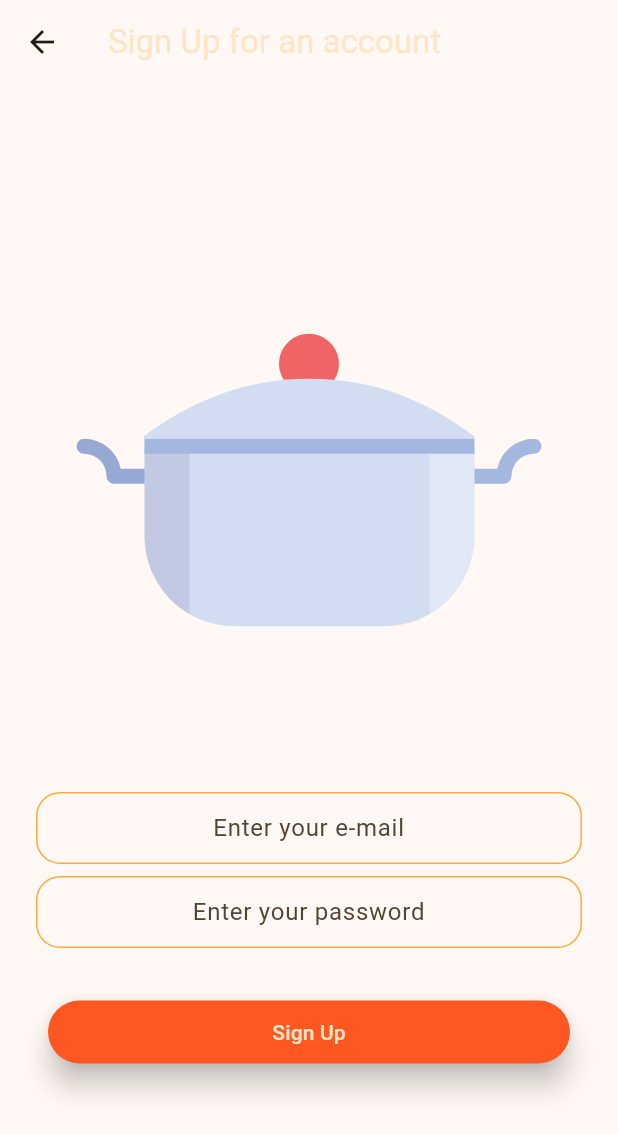
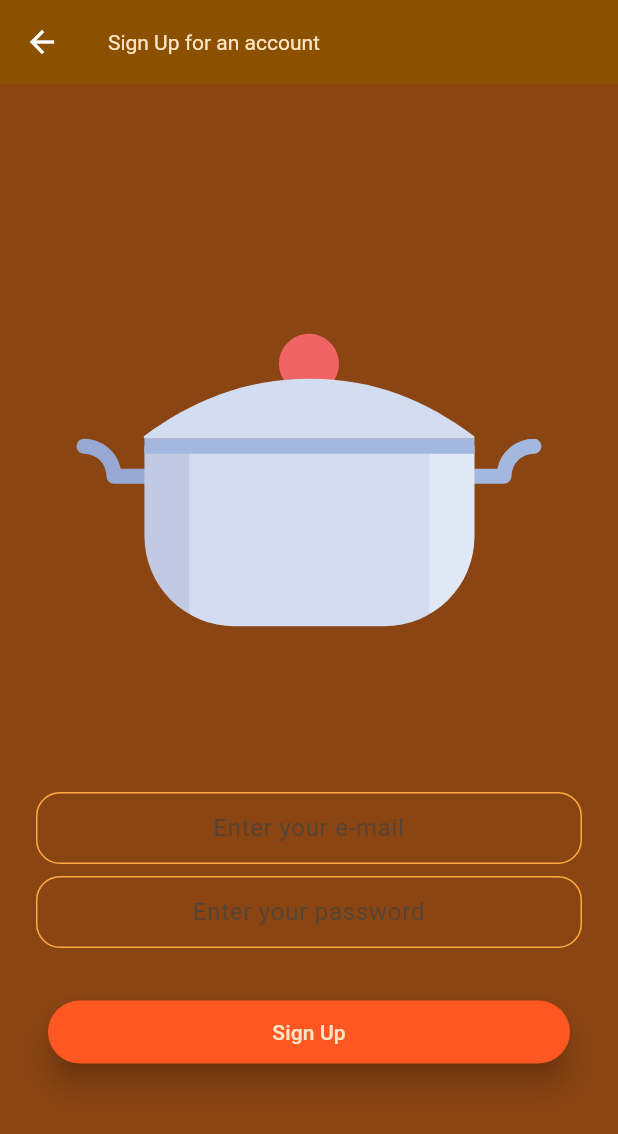
Before and after one commit to Detective-Khalifah/khookbook, a Flutter app: the screen it shows after launch, after a tap on "Sign Up", on a phone screen of 412 x 824 dp. Shown: the top 1134 px of the screen. Run offline on Flutter 3.47's test engine with Material 3 defaults, Android fonts, the phone set to English and light mode, and no system bars; drawn by our look-alikes of modal_progress_hud_nsn; our stand-ins replace animated_text_kit, cached_network_image, cloud_firestore, firebase_auth, firebase_core, flutter_riverpod and 4 more; missing offline and left inert: markdown_widget; accounts and stored records are empty; generated files the repository leaves out were written again; network calls fail.

Commit message:
feat: Update color constants and theme to align with Material 3 specifications; refactor Meal model JSON parsing for improved readability.

```diff
--- /dev/null
+++ b/lib/constants/colors.dart
@@ -0,0 +1,204 @@
+import 'package:flutter/material.dart';
+
+// Material 3 Theme Colors
+
+// Common Colors (used if a hex value is identical across roles)
+const Color kM3ColorWhite = Color(0xFFFFFFFF);
+const Color kM3ColorBlack = Color(0xFF000000);
+
+// Light Scheme Colors
+const Color kM3LightPrimary = Color(0xFF8B5000);
+const Color kM3LightOnPrimary = Color(0xFFFFFFFF);
+const Color kM3LightPrimaryContainer = Color(0xFFFF9800);
+const Color kM3LightOnPrimaryContainer = Color(0xFF653900);
+const Color kM3LightSecondary = Color(0xFF815524);
+const Color kM3LightOnSecondary = Color(0xFFFFFFFF);
+const Color kM3LightSecondaryContainer = Color(0xFFFFC389);
+const Color kM3LightOnSecondaryContainer = Color(0xFF7A4E1E);
+const Color kM3LightTertiary = Color(0xFF5A6400);
+const Color kM3LightOnTertiary = Color(0xFFFFFFFF);
+const Color kM3LightTertiaryContainer = Color(0xFFAABA18);
+const Color kM3LightOnTertiaryContainer = Color(0xFF404800);
+const Color kM3LightError = Color(0xFFBA1A1A);
+const Color kM3LightOnError = Color(0xFFFFFFFF);
+const Color kM3LightErrorContainer = Color(0xFFFFDAD6);
+const Color kM3LightOnErrorContainer = Color(0xFF93000A);
+const Color kM3LightBackground = Color(0xFFFFF8F5);
+const Color kM3LightOnBackground = Color(0xFF231A11);
+const Color kM3LightSurface = Color(0xFFFFF8F5);
+const Color kM3LightOnSurface = Color(0xFF231A11);
+const Color kM3LightSurfaceVariant = Color(
+  0xFFFDEBDC,
+); // Corresponds to M3's surfaceContainer in older versions
+const Color kM3LightOnSurfaceVariant = Color(0xFF554434);
+const Color kM3LightOutline = Color(0xFF887361);
+const Color kM3LightOutlineVariant = Color(0xFFDBC2AD);
+const Color kM3LightShadow = Color(0xFF000000);
+const Color kM3LightScrim = Color(0xFF000000);
+const Color kM3LightInverseSurface = Color(0xFF392E25);
+const Color kM3LightOnInverseSurface = Color(
+  0xFFF1DFD1,
+); // Typically from darkScheme.onSurface
+const Color kM3LightInversePrimary = Color(0xFFFFB870);
+const Color kM3LightPrimaryFixed = Color(0xFFFFDCBE);
+const Color kM3LightOnPrimaryFixed = Color(0xFF2C1600);
+const Color kM3LightPrimaryFixedDim = Color(0xFFFFB870);
+const Color kM3LightOnPrimaryFixedVariant = Color(0xFF693C00);
+const Color kM3LightSecondaryFixed = Color(0xFFFFDCBE);
+const Color kM3LightOnSecondaryFixed = Color(0xFF2C1600);
+const Color kM3LightSecondaryFixedDim = Color(0xFFF6BB81);
+const Color kM3LightOnSecondaryFixedVariant = Color(0xFF663D0E);
+const Color kM3LightTertiaryFixed = Color(0xFFDCED4E);
+const Color kM3LightOnTertiaryFixed = Color(0xFF1A1E00);
+const Color kM3LightTertiaryFixedDim = Color(0xFFC0D033);
+const Color kM3LightOnTertiaryFixedVariant = Color(0xFF444B00);
+const Color kM3LightSurfaceDim = Color(0xFFE9D7C9);
+const Color kM3LightSurfaceBright = Color(0xFFFFF8F5);
+const Color kM3LightSurfaceContainerLowest = Color(0xFFFFFFFF);
+const Color kM3LightSurfaceContainerLow = Color(0xFFFFF1E7);
+const Color kM3LightSurfaceContainer = Color(0xFFFDEBDC);
+const Color kM3LightSurfaceContainerHigh = Color(0xFFF7E5D7);
+const Color kM3LightSurfaceContainerHighest = Color(0xFFF1DFD1);
+
+// Dark Scheme Colors
+const Color kM3DarkPrimary = Color(0xFFFFC081);
+const Color kM3DarkOnPrimary = Color(0xFF4A2800);
+const Color kM3DarkPrimaryContainer = Color(0xFFFF9800);
+const Color kM3DarkOnPrimaryContainer = Color(0xFF653900);
+const Color kM3DarkSecondary = Color(0xFFF6BB81);
+const Color kM3DarkOnSecondary = Color(0xFF4A2800);
+const Color kM3DarkSecondaryContainer = Color(0xFF663D0E);
+const Color kM3DarkOnSecondaryContainer = Color(0xFFE3AA71);
+const Color kM3DarkTertiary = Color(0xFFC5D638);
+const Color kM3DarkOnTertiary = Color(0xFF2E3300);
+const Color kM3DarkTertiaryContainer = Color(0xFFAABA18);
+const Color kM3DarkOnTertiaryContainer = Color(0xFF404800);
+const Color kM3DarkError = Color(0xFFFFB4AB);
+const Color kM3DarkOnError = Color(0xFF690005);
+const Color kM3DarkErrorContainer = Color(0xFF93000A);
+const Color kM3DarkOnErrorContainer = Color(0xFFFFDAD6);
+const Color kM3DarkBackground = Color(0xFF1A120A);
+const Color kM3DarkOnBackground = Color(0xFFF1DFD1);
+const Color kM3DarkSurface = Color(0xFF1A120A);
+const Color kM3DarkOnSurface = Color(0xFFF1DFD1);
+const Color kM3DarkSurfaceVariant = Color(
+  0xFF271E15,
+); // Corresponds to M3's surfaceContainer in older versions
+const Color kM3DarkOnSurfaceVariant = Color(0xFFDBC2AD);
+const Color kM3DarkOutline = Color(0xFFA38D7A);
+const Color kM3DarkOutlineVariant = Color(0xFF554434);
+const Color kM3DarkShadow = Color(0xFF000000);
+const Color kM3DarkScrim = Color(0xFF000000);
+const Color kM3DarkInverseSurface = Color(0xFFF1DFD1);
+const Color kM3DarkOnInverseSurface = Color(
+  0xFF231A11,
+); // Typically from lightScheme.onSurface
+const Color kM3DarkInversePrimary = Color(0xFF8B5000);
+const Color kM3DarkPrimaryFixed = Color(0xFFFFDCBE);
+const Color kM3DarkOnPrimaryFixed = Color(0xFF2C1600);
+const Color kM3DarkPrimaryFixedDim = Color(0xFFFFB870);
+const Color kM3DarkOnPrimaryFixedVariant = Color(0xFF693C00);
+const Color kM3DarkSecondaryFixed = Color(0xFFFFDCBE);
+const Color kM3DarkOnSecondaryFixed = Color(0xFF2C1600);
+const Color kM3DarkSecondaryFixedDim = Color(0xFFF6BB81);
+const Color kM3DarkOnSecondaryFixedVariant = Color(0xFF663D0E);
+const Color kM3DarkTertiaryFixed = Color(0xFFDCED4E);
+const Color kM3DarkOnTertiaryFixed = Color(0xFF1A1E00);
+const Color kM3DarkTertiaryFixedDim = Color(0xFFC0D033);
+const Color kM3DarkOnTertiaryFixedVariant = Color(0xFF444B00);
+const Color kM3DarkSurfaceDim = Color(0xFF1A120A);
+const Color kM3DarkSurfaceBright = Color(0xFF42372D);
+const Color kM3DarkSurfaceContainerLowest = Color(0xFF150D06);
+const Color kM3DarkSurfaceContainerLow = Color(0xFF231A11);
+const Color kM3DarkSurfaceContainer = Color(0xFF271E15);
+const Color kM3DarkSurfaceContainerHigh = Color(0xFF32281F);
+const Color kM3DarkSurfaceContainerHighest = Color(0xFF3E3329);
+
+// Brand Colors
+const Color kPrimaryOrange = Color(0xFFFF6B00); // Vibrant orange
+const Color kSecondaryBrown = Color(0xFF8B4513); // Saddle brown
+const Color kAccentYellow = Color(0xFFFFB800); // Golden yellow
+const Color kNeutralCream = Color(0xFFFFF3E0); // Warm cream
+const Color kDeepBrown = Color(0xFF3E2723); // Dark brown
+
+// Light Theme High Contrast
+const Color kLightHighPrimary = Color(0xFFE65100); // Deep orange
+const Color kLightHighSecondary = Color(0xFF6D4C41); // Deep brown
+const Color kLightHighSurface = Color(0xFFFBE9E7); // Light peach
+const Color kLightHighError = Color(0xFFD50000); // Bright red
+
+// Light Theme Medium Contrast
+const Color kLightMedPrimary = Color(0xFFF57C00); // Medium orange
+const Color kLightMedSecondary = Color(0xFF795548); // Medium brown
+const Color kLightMedSurface = Color(0xFFFFF3E0); // Warm cream
+const Color kLightMedError = Color(0xFFFF5722); // Deep orange red
+
+// Dark Theme Medium Contrast
+const Color kDarkMedPrimary = Color(0xFFFFB74D); // Light orange
+const Color kDarkMedSecondary = Color(0xFFBCAAA4); // Light brown
+const Color kDarkMedSurface = Color(0xFF3E2723); // Dark brown
+const Color kDarkMedError = Color(0xFFFF8A65); // Light orange red
+
+// Dark Theme High Contrast
+const Color kDarkHighPrimary = Color(0xFFFFCC80); // Very light orange
+const Color kDarkHighSecondary = Color(0xFFD7CCC8); // Very light brown
+const Color kDarkHighSurface = Color(0xFF1B0000); // Almost black
+const Color kDarkHighError = Color(0xFFFFAB91); // Very light orange red
+// Note: The above colors are defined to match the Material 3 theme
+// and can be used in the app's theme or widgets as needed.
+
+// User-defined colors (from previous context, if still needed outside of M3 theme)
+// You can add the specific brand colors here if they are not part of the M3 generated schemes
+// For example:
+// const Color kUserPrimaryOrange = Color(0xFFFA831D);
+// const Color kUserGridViewBackground = Color(0xFFFFE5C6);
+// const Color kUserMealPageBackground = Color(0xFFFFD180); // Colors.orangeAccent.shade100
+
+// Text colors (if specific ones are needed beyond onSurface, onPrimary etc.)
+// const Color kUserDarkTextColor = Colors.black87;
+// const Color kUserErrorTextColor = Colors.red;
+
+// Note: The M3 schemes above are comprehensive.
+// If you decide to use the custom brand colors (like kUserPrimaryOrange)
+// as the primary colors in the theme, you would modify the kM3LightPrimary,
+// kM3DarkPrimary, etc., assignments in theme.dart directly or map them
+// to the custom constants.
+// This file, as generated, strictly reflects the colors from the provided theme.dart.
+
+// Specific shade from meal_page.dart (Colors.orangeAccent.shade100)
+const Color kMealPageBackgroundOrangeAccentShade100 = Color(0xFFFFD180);
+
+// The previous primary color, if you want to keep it defined
+const Color kLegacyPrimaryOrange = Color(0xFFFA831D);
+const Color kLegacyAccentOrange = Color(0xB0FA831D);
+const Color kLegacyGridViewBackground = Color(0xFFFFE5C6);
+
+// Text colors for specific overrides if needed
+const Color kExplicitDarkText = Color(0xFF000000); // Example: Colors.black
+const Color kExplicitDarkText87 = Color(0xDE000000); // Example: Colors.black87
+const Color kExplicitErrorText = Color(
+  0xFFD32F2F,
+); // Example: Colors.red.shade700
+
+// The following are colors from the old `constants/colors.dart`
+// that were not directly part of the Material Theme Builder output.
+// You can decide if you still need them or if the M3 colors cover their use cases.
+
+// Primary brand color (Orange) - This was the custom primary
+// const Color kPrimaryColor = Color(0xFFFA831D); // Now kLegacyPrimaryOrange
+
+// Accent color (Semi-transparent Orange) - This was the custom accent
+// const Color kAccentColor = Color(0xB0FA831D); // Now kLegacyAccentOrange
+
+// Background color for grid views or specific sections (Light Peach/Cream) - the custom grid bg
+// const Color kGridViewBackgroundColor = Color(0xFFFFE5C6); // Now kLegacyGridViewBackground
+
+// Specific background color used in MealPage (Light Orange Accent)
+const Color kMealPageBackgroundColorBase =
+    Colors.orangeAccent; // Using the base swatch
+// const Color kMealPageBackgroundColorShade = Color(0xFFFFD180); // Now kMealPageBackgroundOrangeAccentShade100
+
+// Text colors for contrast on light backgrounds
+const Color kStandardDarkTextColor = Colors.black87; // Now kExplicitDarkText87
+const Color kStandardErrorTextColor =
+    Colors.red; // Now kExplicitErrorText (or a shade)
--- a/lib/theme.dart
+++ b/lib/theme.dart
@@ -1,4 +1,5 @@
 import "package:flutter/material.dart";
+import "package:khookbook/constants/colors.dart";
 
 class MaterialTheme {
   final TextTheme textTheme;
@@ -8,51 +9,54 @@ class MaterialTheme {
   static ColorScheme lightScheme() {
     return const ColorScheme(
       brightness: Brightness.light,
-      primary: Color(0xff8b5000),
-      surfaceTint: Color(0xff8b5000),
-      onPrimary: Color(0xffffffff),
-      primaryContainer: Color(0xffff9800),
-      onPrimaryContainer: Color(0xff653900),
-      secondary: Color(0xff815524),
-      onSecondary: Color(0xffffffff),
-      secondaryContainer: Color(0xffffc389),
-      onSecondaryContainer: Color(0xff7a4e1e),
-      tertiary: Color(0xff5a6400),
-      onTertiary: Color(0xffffffff),
-      tertiaryContainer: Color(0xffaaba18),
-      onTertiaryContainer: Color(0xff404800),
-      error: Color(0xffba1a1a),
-      onError: Color(0xffffffff),
-      errorContainer: Color(0xffffdad6),
-      onErrorContainer: Color(0xff93000a),
-      surface: Color(0xfffff8f5),
-      onSurface: Color(0xff231a11),
-      onSurfaceVariant: Color(0xff554434),
-      outline: Color(0xff887361),
-      outlineVariant: Color(0xffdbc2ad),
-      shadow: Color(0xff000000),
-      scrim: Color(0xff000000),
-      inverseSurface: Color(0xff392e25),
-      inversePrimary: Color(0xffffb870),
-      primaryFixed: Color(0xffffdcbe),
-      onPrimaryFixed: Color(0xff2c1600),
-      primaryFixedDim: Color(0xffffb870),
-      onPrimaryFixedVariant: Color(0xff693c00),
-      secondaryFixed: Color(0xffffdcbe),
-      onSecondaryFixed: Color(0xff2c1600),
-      secondaryFixedDim: Color(0xfff6bb81),
-      onSecondaryFixedVariant: Color(0xff663d0e),
-      tertiaryFixed: Color(0xffdced4e),
-      onTertiaryFixed: Color(0xff1a1e00),
-      tertiaryFixedDim: Color(0xffc0d033),
-      onTertiaryFixedVariant: Color(0xff444b00),
-      surfaceDim: Color(0xffe9d7c9),
-      surfaceBright: Color(0xfffff8f5),
-      surfaceContainerLowest: Color(0xffffffff),
-      surfaceContainerLow: Color(0xfffff1e7),
-      surfaceContainer: Color(0xfffdebdc),
-      surfaceContainerHigh: Color(0xfff7e5d7),
-      surfaceContainerHighest: Color(0xfff1dfd1),
+      primary: kM3LightPrimary,
+      surfaceTint: kM3LightPrimary, // surfaceTint often matches primary
+      onPrimary: kM3LightOnPrimary,
+      primaryContainer: kM3LightPrimaryContainer,
+      onPrimaryContainer: kM3LightOnPrimaryContainer,
+      secondary: kM3LightSecondary,
+      onSecondary: kM3LightOnSecondary,
+      secondaryContainer: kM3LightSecondaryContainer,
+      onSecondaryContainer: kM3LightOnSecondaryContainer,
+      tertiary: kM3LightTertiary,
+      onTertiary: kM3LightOnTertiary,
+      tertiaryContainer: kM3LightTertiaryContainer,
+      onTertiaryContainer: kM3LightOnTertiaryContainer,
+      error: kM3LightError,
+      onError: kM3LightOnError,
+      errorContainer: kM3LightErrorContainer,
+      onErrorContainer: kM3LightOnErrorContainer,
+      surface: kM3LightSurface, // Typically used as background
+      onSurface: kM3LightOnSurface, // Text/icon color on background
+      surfaceVariant:
+          kM3LightSurfaceContainer, // M3 uses surfaceContainer for this role now
+      onSurfaceVariant: kM3LightOnSurfaceVariant,
+      outline: kM3LightOutline,
+      outlineVariant: kM3LightOutlineVariant,
+      shadow: kM3LightShadow,
+      scrim: kM3LightScrim,
+      inverseSurface: kM3LightInverseSurface,
+      onInverseSurface: kM3LightOnInverseSurface,
+      inversePrimary: kM3LightInversePrimary,
+      primaryFixed: kM3LightPrimaryFixed,
+      onPrimaryFixed: kM3LightOnPrimaryFixed,
+      primaryFixedDim: kM3LightPrimaryFixedDim,
+      onPrimaryFixedVariant: kM3LightOnPrimaryFixedVariant,
+      secondaryFixed: kM3LightSecondaryFixed,
+      onSecondaryFixed: kM3LightOnSecondaryFixed,
+      secondaryFixedDim: kM3LightSecondaryFixedDim,
+      onSecondaryFixedVariant: kM3LightOnSecondaryFixedVariant,
+      tertiaryFixed: kM3LightTertiaryFixed,
+      onTertiaryFixed: kM3LightOnTertiaryFixed,
+      tertiaryFixedDim: kM3LightTertiaryFixedDim,
+      onTertiaryFixedVariant: kM3LightOnTertiaryFixedVariant,
+      surfaceDim: kM3LightSurfaceDim,
+      surfaceBright: kM3LightSurfaceBright,
+      surfaceContainerLowest: kM3LightSurfaceContainerLowest,
+      surfaceContainerLow: kM3LightSurfaceContainerLow,
+      surfaceContainer: kM3LightSurfaceContainer,
+      surfaceContainerHigh: kM3LightSurfaceContainerHigh,
+      surfaceContainerHighest: kM3LightSurfaceContainerHighest,
     );
   }
 
@@ -118,51 +122,54 @@ class MaterialTheme {
   static ColorScheme lightHighContrastScheme() {
     return const ColorScheme(
       brightness: Brightness.light,
-      primary: Color(0xff442500),
-      surfaceTint: Color(0xff8b5000),
-      onPrimary: Color(0xffffffff),
-      primaryContainer: Color(0xff6d3e00),
-      onPrimaryContainer: Color(0xffffffff),
-      secondary: Color(0xff442500),
-      onSecondary: Color(0xffffffff),
-      secondaryContainer: Color(0xff694010),
-      onSecondaryContainer: Color(0xffffffff),
-      tertiary: Color(0xff2a2f00),
-      onTertiary: Color(0xffffffff),
-      tertiaryContainer: Color(0xff464d00),
-      onTertiaryContainer: Color(0xffffffff),
-      error: Color(0xff600004),
-      onError: Color(0xffffffff),
-      errorContainer: Color(0xff98000a),
-      onErrorContainer: Color(0xffffffff),
-      surface: Color(0xfffff8f5),
-      onSurface: Color(0xff000000),
-      onSurfaceVariant: Color(0xff000000),
-      outline: Color(0xff38291b),
-      outlineVariant: Color(0xff574636),
-      shadow: Color(0xff000000),
-      scrim: Color(0xff000000),
-      inverseSurface: Color(0xff392e25),
-      inversePrimary: Color(0xffffb870),
-      primaryFixed: Color(0xff6d3e00),
-      onPrimaryFixed: Color(0xffffffff),
-      primaryFixedDim: Color(0xff4d2a00),
-      onPrimaryFixedVariant: Color(0xffffffff),
-      secondaryFixed: Color(0xff694010),
-      onSecondaryFixed: Color(0xffffffff),
-      secondaryFixedDim: Color(0xff4d2a00),
-      onSecondaryFixedVariant: Color(0xffffffff),
-      tertiaryFixed: Color(0xff464d00),
-      onTertiaryFixed: Color(0xffffffff),
-      tertiaryFixedDim: Color(0xff303600),
-      onTertiaryFixedVariant: Color(0xffffffff),
-      surfaceDim: Color(0xffc6b6a8),
-      surfaceBright: Color(0xfffff8f5),
-      surfaceContainerLowest: Color(0xffffffff),
-      surfaceContainerLow: Color(0xffffeee1),
-      surfaceContainer: Color(0xfff1dfd1),
-      surfaceContainerHigh: Color(0xffe3d1c3),
-      surfaceContainerHighest: Color(0xffd5c3b6),
+      primary: kLightHighPrimary,
+      surfaceTint: kLightHighPrimary,
+      onPrimary: Colors.white,
+      primaryContainer: kPrimaryOrange,
+      onPrimaryContainer: Colors.white,
+      secondary: kLightHighSecondary,
+      onSecondary: Colors.white,
+      secondaryContainer: kSecondaryBrown,
+      onSecondaryContainer: Colors.white,
+      tertiary: kAccentYellow,
+      onTertiary: kDeepBrown,
+      tertiaryContainer: Color(0xFFFFECB3),
+      onTertiaryContainer: kDeepBrown,
+      error: kLightHighError,
+      onError: Colors.white,
+      errorContainer: Color(0xFFFFCAC8),
+      onErrorContainer: Color(0xFF410002),
+      surface: kLightHighSurface,
+      onSurface: kDeepBrown,
+      surfaceVariant: kNeutralCream,
+      // surfaceContainerHighest: kNeutralCream,
+      onSurfaceVariant: kDeepBrown,
+      outline: kM3LightOutline,
+      outlineVariant: kM3LightOutlineVariant,
+      shadow: kM3LightShadow,
+      scrim: kM3LightScrim,
+      inverseSurface: kM3LightInverseSurface,
+      onInverseSurface: kM3LightOnInverseSurface,
+      inversePrimary: kM3LightInversePrimary,
+      primaryFixed: kM3LightPrimaryFixed,
+      onPrimaryFixed: kM3LightOnPrimaryFixed,
+      primaryFixedDim: kM3LightPrimaryFixedDim,
+      onPrimaryFixedVariant: kM3LightOnPrimaryFixedVariant,
+      secondaryFixed: kM3LightSecondaryFixed,
+      onSecondaryFixed: kM3LightOnSecondaryFixed,
+      secondaryFixedDim: kM3LightSecondaryFixedDim,
+      onSecondaryFixedVariant: kM3LightOnSecondaryFixedVariant,
+      tertiaryFixed: kM3LightTertiaryFixed,
+      onTertiaryFixed: kM3LightOnTertiaryFixed,
+      tertiaryFixedDim: kM3LightTertiaryFixedDim,
+      onTertiaryFixedVariant: kM3LightOnTertiaryFixedVariant,
+      surfaceDim: kM3LightSurfaceDim,
+      surfaceBright: kM3LightSurfaceBright,
+      surfaceContainerLowest: kM3LightSurfaceContainerLowest,
+      surfaceContainerLow: kM3LightSurfaceContainerLow,
+      surfaceContainer: kM3LightSurfaceContainer,
+      surfaceContainerHigh: kM3LightSurfaceContainerHigh,
+      surfaceContainerHighest: kM3LightSurfaceContainerHighest,
     );
   }
 
@@ -173,51 +180,55 @@ class MaterialTheme {
   static ColorScheme darkScheme() {
     return const ColorScheme(
       brightness: Brightness.dark,
-      primary: Color(0xffffc081),
-      surfaceTint: Color(0xffffb870),
-      onPrimary: Color(0xff4a2800),
-      primaryContainer: Color(0xffff9800),
-      onPrimaryContainer: Color(0xff653900),
-      secondary: Color(0xfff6bb81),
-      onSecondary: Color(0xff4a2800),
-      secondaryContainer: Color(0xff663d0e),
-      onSecondaryContainer: Color(0xffe3aa71),
-      tertiary: Color(0xffc5d638),
-      onTertiary: Color(0xff2e3300),
-      tertiaryContainer: Color(0xffaaba18),
-      onTertiaryContainer: Color(0xff404800),
-      error: Color(0xffffb4ab),
-      onError: Color(0xff690005),
-      errorContainer: Color(0xff93000a),
-      onErrorContainer: Color(0xffffdad6),
-      surface: Color(0xff1a120a),
-      onSurface: Color(0xfff1dfd1),
-      onSurfaceVariant: Color(0xffdbc2ad),
-      outline: Color(0xffa38d7a),
-      outlineVariant: Color(0xff554434),
-      shadow: Color(0xff000000),
-      scrim: Color(0xff000000),
-      inverseSurface: Color(0xfff1dfd1),
-      inversePrimary: Color(0xff8b5000),
-      primaryFixed: Color(0xffffdcbe),
-      onPrimaryFixed: Color(0xff2c1600),
-      primaryFixedDim: Color(0xffffb870),
-      onPrimaryFixedVariant: Color(0xff693c00),
-      secondaryFixed: Color(0xffffdcbe),
-      onSecondaryFixed: Color(0xff2c1600),
-      secondaryFixedDim: Color(0xfff6bb81),
-      onSecondaryFixedVariant: Color(0xff663d0e),
-      tertiaryFixed: Color(0xffdced4e),
-      onTertiaryFixed: Color(0xff1a1e00),
-      tertiaryFixedDim: Color(0xffc0d033),
-      onTertiaryFixedVariant: Color(0xff444b00),
-      surfaceDim: Color(0xff1a120a),
-      surfaceBright: Color(0xff42372d),
-      surfaceContainerLowest: Color(0xff150d06),
-      surfaceContainerLow: Color(0xff231a11),
-      surfaceContainer: Color(0xff271e15),
-      surfaceContainerHigh: Color(0xff32281f),
-      surfaceContainerHighest: Color(0xff3e3329),
+      primary: kM3DarkPrimary,
+      surfaceTint:
+          kM3DarkPrimaryFixedDim, // surfaceTint often matches primaryFixedDim in dark
+      onPrimary: kM3DarkOnPrimary,
+      primaryContainer: kM3DarkPrimaryContainer,
+      onPrimaryContainer: kM3DarkOnPrimaryContainer,
+      secondary: kM3DarkSecondary,
+      onSecondary: kM3DarkOnSecondary,
+      secondaryContainer: kM3DarkSecondaryContainer,
+      onSecondaryContainer: kM3DarkOnSecondaryContainer,
+      tertiary: kM3DarkTertiary,
+      onTertiary: kM3DarkOnTertiary,
+      tertiaryContainer: kM3DarkTertiaryContainer,
+      onTertiaryContainer: kM3DarkOnTertiaryContainer,
+      error: kM3DarkError,
+      onError: kM3DarkOnError,
+      errorContainer: kM3DarkErrorContainer,
+      onErrorContainer: kM3DarkOnErrorContainer,
+      surface: kM3DarkSurface, // Typically used as background
+      onSurface: kM3DarkOnSurface, // Text/icon color on background
+      surfaceVariant:
+          kM3DarkSurfaceContainer, // M3 uses surfaceContainer for this role now
+      onSurfaceVariant: kM3DarkOnSurfaceVariant,
+      outline: kM3DarkOutline,
+      outlineVariant: kM3DarkOutlineVariant,
+      shadow: kM3DarkShadow,
+      scrim: kM3DarkScrim,
+      inverseSurface: kM3DarkInverseSurface,
+      onInverseSurface: kM3DarkOnInverseSurface,
+      inversePrimary: kM3DarkInversePrimary,
+      primaryFixed: kM3DarkPrimaryFixed,
+      onPrimaryFixed: kM3DarkOnPrimaryFixed,
+      primaryFixedDim: kM3DarkPrimaryFixedDim,
+      onPrimaryFixedVariant: kM3DarkOnPrimaryFixedVariant,
+      secondaryFixed: kM3DarkSecondaryFixed,
+      onSecondaryFixed: kM3DarkOnSecondaryFixed,
+      secondaryFixedDim: kM3DarkSecondaryFixedDim,
+      onSecondaryFixedVariant: kM3DarkOnSecondaryFixedVariant,
+      tertiaryFixed: kM3DarkTertiaryFixed,
+      onTertiaryFixed: kM3DarkOnTertiaryFixed,
+      tertiaryFixedDim: kM3DarkTertiaryFixedDim,
+      onTertiaryFixedVariant: kM3DarkOnTertiaryFixedVariant,
+      surfaceDim: kM3DarkSurfaceDim,
+      surfaceBright: kM3DarkSurfaceBright,
+      surfaceContainerLowest: kM3DarkSurfaceContainerLowest,
+      surfaceContainerLow: kM3DarkSurfaceContainerLow,
+      surfaceContainer: kM3DarkSurfaceContainer,
+      surfaceContainerHigh: kM3DarkSurfaceContainerHigh,
+      surfaceContainerHighest: kM3DarkSurfaceContainerHighest,
     );
   }
 
@@ -340,11 +351,31 @@ class MaterialTheme {
     brightness: colorScheme.brightness,
     colorScheme: colorScheme,
     textTheme: textTheme.apply(
-      bodyColor: colorScheme.onSurface,
-      displayColor: colorScheme.onSurface,
+      bodyColor: colorScheme.brightness == Brightness.dark
+          ? Colors.white
+          : kDeepBrown,
+      displayColor: colorScheme.brightness == Brightness.dark
+          ? Colors.white
+          : kDeepBrown,
     ),
-    scaffoldBackgroundColor: colorScheme.background,
-    canvasColor: colorScheme.surface,
+    appBarTheme: (colorScheme.brightness == Brightness.light)
+        ? AppBarTheme(
+            color: colorScheme.primary,
+            foregroundColor: colorScheme.onPrimary,
+            surfaceTintColor: colorScheme.surfaceTint,
+            titleTextStyle: textTheme.titleLarge?.copyWith(
+              color: colorScheme.onPrimary,
+            ),
+          )
+        : null,
+    scaffoldBackgroundColor: colorScheme.brightness == Brightness.dark
+        ? kDarkMedSurface
+        : kSecondaryBrown,
+    cardTheme: CardThemeData(
+      color: colorScheme.brightness == Brightness.dark
+          ? kDarkMedSurface
+          : kLightHighSurface,
+    ),
   );
 
   List<ExtendedColor> get extendedColors => [];
```
Also changed, not shown: lib/models/meal_model.dart (+20 -16 lines), lib/pages/welcome_page.dart (+19 -12 lines), 1 other file.
